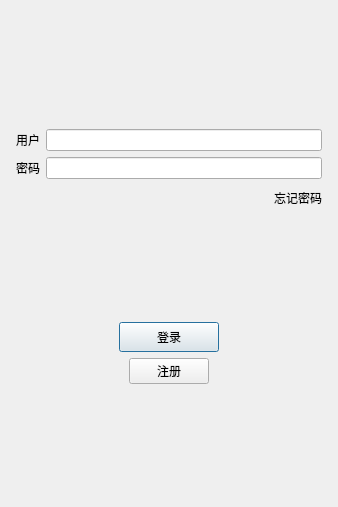
First picture: the form in client/logindialog.ui, repository myheng2528/myChat, before the edit.
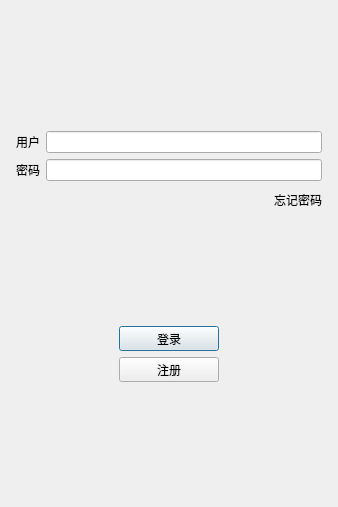
Second picture: the form after the edit. Icons and pictures are not drawn.

What changed in the file:
```diff
--- a/client/logindialog.ui
+++ b/client/logindialog.ui
@@ -157,13 +157,13 @@
          <property name="minimumSize">
           <size>
            <width>100</width>
-           <height>30</height>
+           <height>25</height>
           </size>
          </property>
          <property name="maximumSize">
           <size>
            <width>100</width>
-           <height>30</height>
+           <height>25</height>
           </size>
          </property>
          <property name="text">
@@ -203,6 +203,18 @@
        </item>
        <item>
         <widget class="QPushButton" name="reg_btn">
+         <property name="minimumSize">
+          <size>
+           <width>100</width>
+           <height>25</height>
+          </size>
+         </property>
+         <property name="maximumSize">
+          <size>
+           <width>100</width>
+           <height>25</height>
+          </size>
+         </property>
          <property name="text">
           <string>注册</string>
          </property>
```
